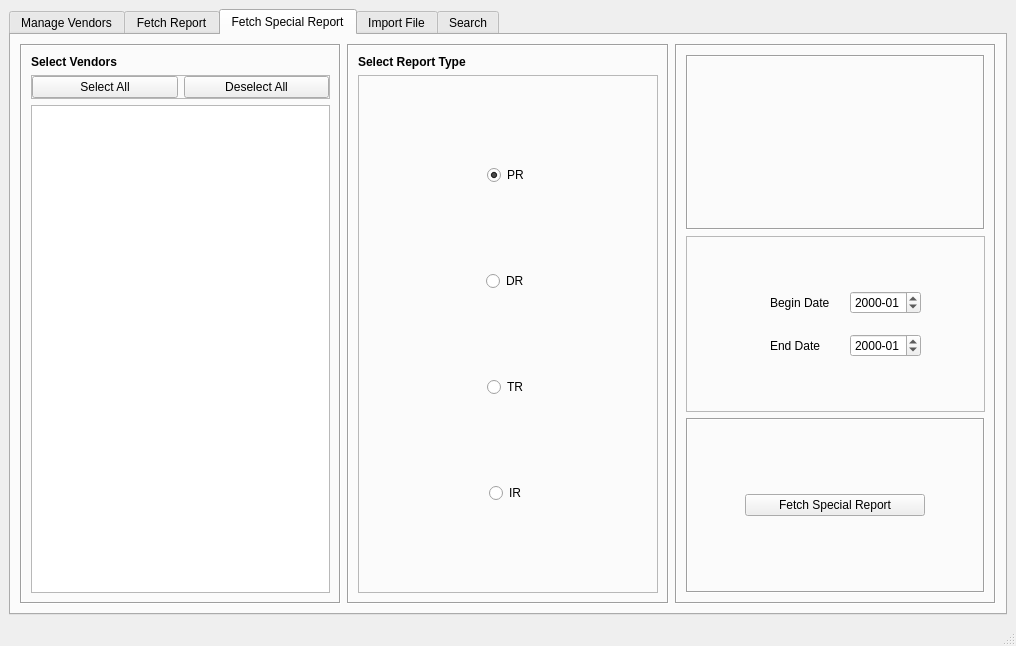
Old version of the form ui/MainWindow.ui in the repository CS-4820-Library-Project/COUNTER-5-Report-Tool-2020-5.0.
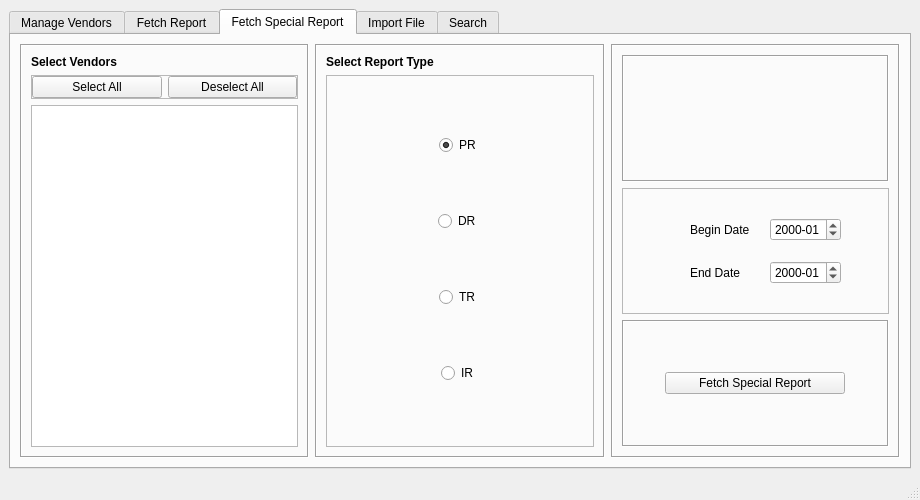
New version of the form. The open tabs and pages were chosen to show the change.

Commit message: Added more attributes to special reports

```diff
--- a/ui/MainWindow.ui
+++ b/ui/MainWindow.ui
@@ -6,8 +6,8 @@
    <rect>
     <x>0</x>
     <y>0</y>
-    <width>1016</width>
-    <height>646</height>
+    <width>920</width>
+    <height>500</height>
    </rect>
   </property>
   <property name="minimumSize">
@@ -956,11 +956,7 @@
              <property name="frameShadow">
               <enum>QFrame::Sunken</enum>
              </property>
-             <layout class="QVBoxLayout" name="verticalLayout_18">
-              <property name="spacing">
-               <number>20</number>
-              </property>
-             </layout>
+             <layout class="QVBoxLayout" name="verticalLayout_18"/>
             </widget>
            </item>
            <item>
```
Left out of the diff: 12 changed lines with no effect on the pictures. The commit also changes 2 other files.
